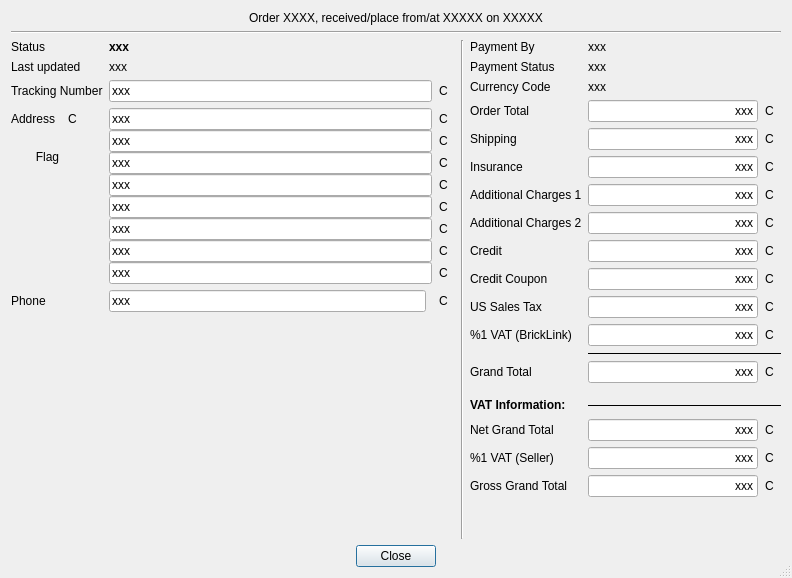
Above: src/desktop/orderinformationdialog.ui from rgriebl/brickstore before the change. Below: the same form after it.
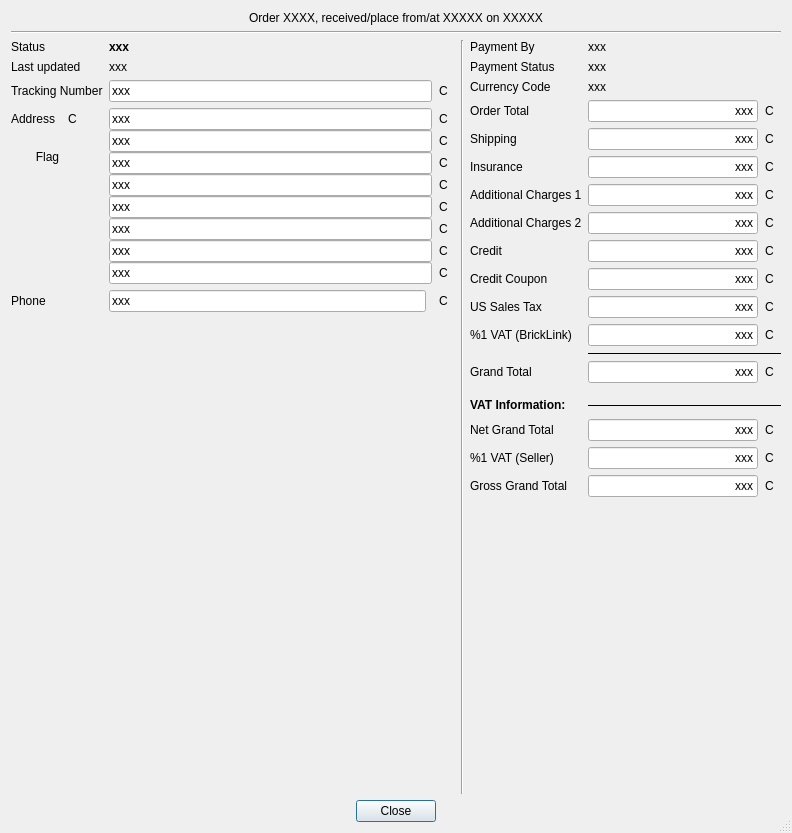
That is the form after the change. Icons and pictures are not drawn.

The edit to the form file:
```diff
--- a/src/desktop/orderinformationdialog.ui
+++ b/src/desktop/orderinformationdialog.ui
@@ -7,7 +7,7 @@
     <x>0</x>
     <y>0</y>
     <width>792</width>
-    <height>578</height>
+    <height>833</height>
    </rect>
   </property>
   <property name="sizePolicy">
```
Left out of the diff: 4 changed lines with no effect on the pictures.
